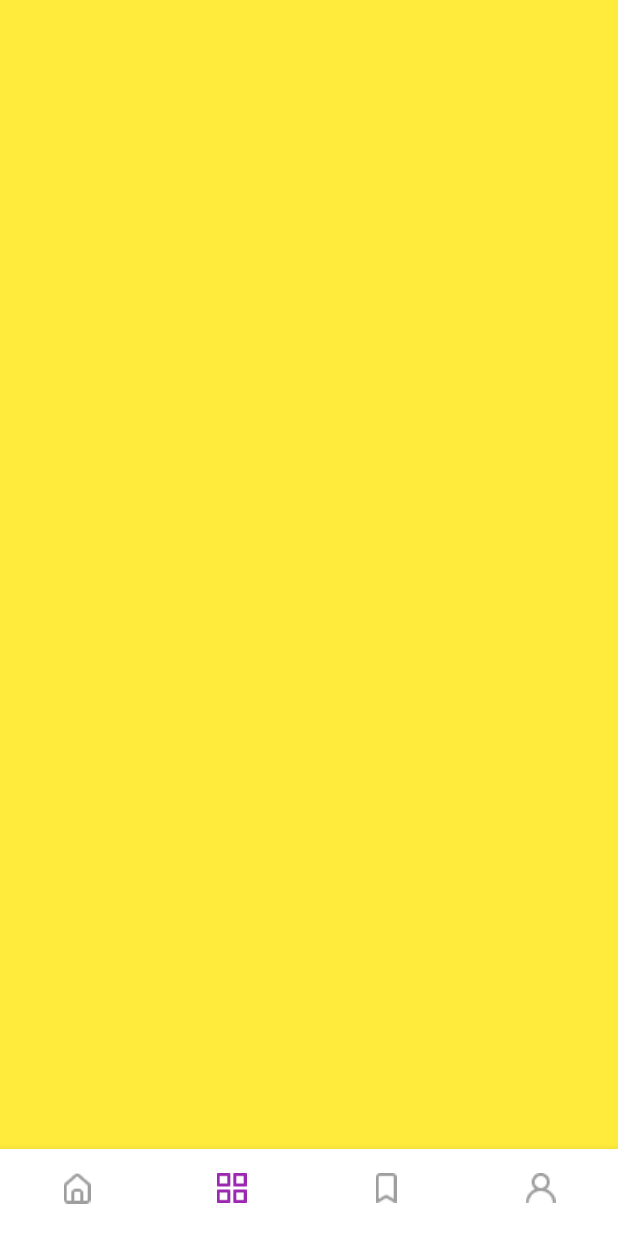
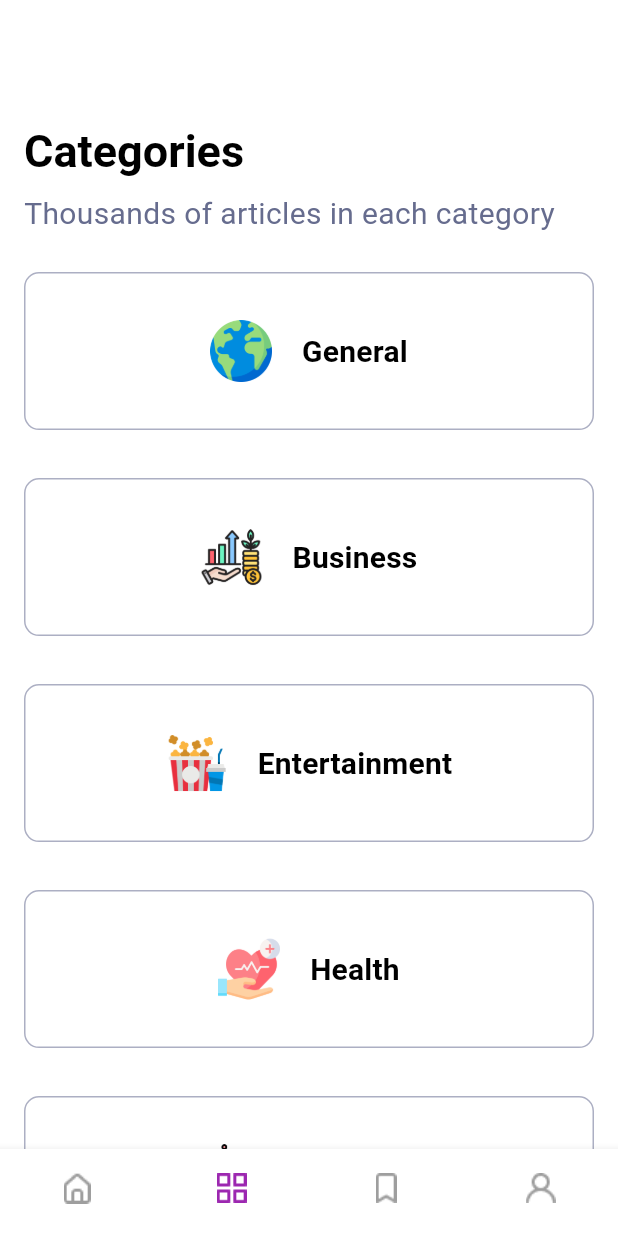
Before and after one commit to abdoelbendary1/News-app, a Flutter app: the screen it shows after launch, item 2 of the bottom bar chosen, on a phone screen of 412 x 824 dp. Run offline on Flutter 3.47's test engine with Material 3 defaults, Android fonts, the phone set to English and light mode, and no system bars; our stand-ins replace cached_network_image, device_preview, sliding_up_panel; network calls fail.

Commit message:
design categories UI

```diff
--- a/news_app/lib/api/api_manager.dart
+++ b/news_app/lib/api/api_manager.dart
@@ -6,9 +6,10 @@ import 'package:news_app/api/news/news.dart';
 import 'package:news_app/api/source_response/source_response.dart';
 
 class ApiManager {
-  static Future<SourceResponse> getSourceData() async {
+  static Future<SourceResponse> getSourceData(String categoryID) async {
     Uri url = Uri.https(ApiConstant.baseUrl, ApiConstant.sourcePath, {
       "apiKey": ApiConstant.apiKey,
+      "category": categoryID,
     });
     try {
       var response = await http.get(url);
--- /dev/null
+++ b/news_app/lib/api/category/categoryDM.dart
@@ -0,0 +1,46 @@
+// ignore_for_file: public_member_api_docs, sort_constructors_first
+class CategoryDM {
+  String id;
+  String name;
+  String imagePath;
+  CategoryDM({
+    required this.id,
+    required this.name,
+    required this.imagePath,
+  });
+
+  /* business entertainment general health science sports technology */
+
+  static List<CategoryDM> getCategories() {
+    return [
+      CategoryDM(
+          id: "general",
+          name: "General",
+          imagePath: "assets/images/categories/general.png"),
+      CategoryDM(
+          id: "business",
+          name: "Business",
+          imagePath: "assets/images/categories/business.png"),
+      CategoryDM(
+          id: "entertainment",
+          name: "Entertainment",
+          imagePath: "assets/images/categories/entertainment.png"),
+      CategoryDM(
+          id: "health",
+          name: "Health",
+          imagePath: "assets/images/categories/health.png"),
+      CategoryDM(
+          id: "science",
+          name: "Science",
+          imagePath: "assets/images/categories/science.png"),
+      CategoryDM(
+          id: "sports",
+          name: "Sports",
+          imagePath: "assets/images/categories/sports.png"),
+      CategoryDM(
+          id: "technology",
+          name: "Technology",
+          imagePath: "assets/images/categories/technology.png"),
+    ];
+  }
+}
--- a/news_app/lib/main.dart
+++ b/news_app/lib/main.dart
@@ -24,7 +24,7 @@ class MyApp extends StatelessWidget {
       initialRoute: HomeScreen.routeName,
       routes: {
         HomeScreen.routeName: (context) => HomeScreen(),
-        CategoryDetails.routeName: (context) => CategoryDetails(),
+        /*  CategoryDetails.routeName: (context) => CategoryDetails(), */
         NewsItemScreen.routeName: (context) => NewsItemScreen(),
       },
     );
--- a/news_app/lib/screens/category/category_details.dart
+++ b/news_app/lib/screens/category/category_details.dart
@@ -1,11 +1,16 @@
-import 'package:flutter/material.dart';
+/* import 'package:flutter/material.dart';
 import 'package:news_app/api/api_manager.dart';
+import 'package:news_app/api/category/categoryDM.dart';
 import 'package:news_app/appThem.dart';
 import 'package:news_app/screens/category/categoryTab.dart';
 
+// ignore: must_be_immutable
 class CategoryDetails extends StatefulWidget {
-  const CategoryDetails({super.key});
+  CategoryDetails({
+    super.key,
+  });
   static const String routeName = "categoryScreen";
+  late CategoryDM category;
 
   @override
   State<CategoryDetails> createState() => _CategoryDetailsState();
@@ -20,11 +25,11 @@ class _CategoryDetailsState extends State<CategoryDetails> {
         title: const Text("News App"),
       ),
       body: FutureBuilder(
-        future: ApiManager.getSourceData(),
+        future: ApiManager.getSourceData(widget.category.id),
         builder: (context, snapshot) {
           var sourcesList = snapshot.data?.sources ?? [];
           if (snapshot.connectionState == ConnectionState.waiting) {
-            return Center(
+            return const Center(
               child: CircularProgressIndicator(
                 color: AppTheme.darkGreen,
               ),
@@ -35,7 +40,7 @@ class _CategoryDetailsState extends State<CategoryDetails> {
                 const Text("something went wrong"),
                 ElevatedButton(
                     onPressed: () {
-                      ApiManager.getSourceData();
+                      ApiManager.getSourceData(widget.category.id);
                       setState(() {});
                     },
                     child: const Text("try again")),
@@ -48,7 +53,7 @@ class _CategoryDetailsState extends State<CategoryDetails> {
                 const Text("something went wrong"),
                 ElevatedButton(
                     onPressed: () {
-                      ApiManager.getSourceData();
+                      ApiManager.getSourceData(widget.category.id);
                       setState(() {});
                     },
                     child: const Text("try again")),
@@ -63,3 +68,4 @@ class _CategoryDetailsState extends State<CategoryDetails> {
     );
   }
 }
+ */
--- a/news_app/lib/screens/category/news_widget.dart
+++ b/news_app/lib/screens/category/news_widget.dart
@@ -55,7 +55,7 @@ class _NewsWidgetState extends State<NewsWidget> {
         }
         var newsList = snapshot.data?.articles ?? [];
         return ListView.builder(
-          itemCount: 10,
+          itemCount: newsList.length,
           itemBuilder: (context, index) {
             return Padding(
                 padding: const EdgeInsets.all(8.0),
--- a/news_app/lib/screens/homeScreen.dart
+++ b/news_app/lib/screens/homeScreen.dart
@@ -1,4 +1,5 @@
 import 'package:flutter/material.dart';
+import 'package:news_app/api/category/categoryDM.dart';
 import 'package:news_app/appThem.dart';
 import 'package:news_app/screens/category/category_details.dart';
 import 'package:news_app/tabs/categoryTab/cateogryTab.dart';
@@ -10,21 +11,39 @@ class HomeScreen extends StatefulWidget {
   HomeScreen({super.key});
   static const String routeName = "homeScreen";
 
+  CategoryDM? selectedCategory;
+
+
   @override
   State<HomeScreen> createState() => _HomeScreenState();
 }
 
 class _HomeScreenState extends State<HomeScreen> {
-  List<Widget> tabs = [
-    HomeTab(),
-    CategoryTab(),
-    SavedTab(),
-    UserTab(),
-  ];
-
+  late List<Widget> tabs;
   int selectedIndex = 0;
 
   String iconPath = "assets/images/icons/";
+  @override
+  void initState() {
+    super.initState();
+    CategoryDM generalCategory = CategoryDM(
+        id: "general",
+        name: "General",
+        imagePath: "assets/images/categories/general.png");
+    if (widget.selectedCategory == null) {
+      widget.selectedCategory = generalCategory;
+    }
+    tabs = [
+      HomeTab(
+        category: widget.selectedCategory!,
+      ),
+      CategoryTab(
+        onCategoryClick: openNewsByCategory,
+      ),
+      SavedTab(),
+      UserTab(),
+    ];
+  }
 
   @override
   Widget build(BuildContext context) {
@@ -66,4 +85,12 @@ class _HomeScreenState extends State<HomeScreen> {
       body: tabs[selectedIndex],
     );
   }
+
+//TODO Update category
+  void openNewsByCategory(CategoryDM newSelectedCategory) {
+    widget.selectedCategory = newSelectedCategory;
+    selectedIndex = 0;
+    setState(() {});
+    print(widget.selectedCategory!.id);
+  }
 }
--- /dev/null
+++ b/news_app/lib/tabs/categoryTab/categoryItem.dart
@@ -0,0 +1,40 @@
+import 'package:flutter/material.dart';
+import 'package:news_app/api/category/categoryDM.dart';
+import 'package:news_app/appThem.dart';
+
+class CategoryItem extends StatelessWidget {
+  CategoryItem({super.key, required this.category});
+  CategoryDM category;
+
+  @override
+  Widget build(BuildContext context) {
+    var screenHeight = MediaQuery.of(context).size.height;
+    var screenWidth = MediaQuery.of(context).size.width;
+    return Container(
+      decoration: BoxDecoration(
+          color: Colors.transparent,
+          borderRadius: BorderRadius.circular(10),
+          border: Border.all(
+            color: AppTheme.greyLight,
+            width: 1,
+          )),
+      child: Row(
+        mainAxisAlignment: MainAxisAlignment.center,
+        children: [
+          Container(
+            height: screenHeight * 0.1,
+            width: screenWidth * 0.1,
+            child: Image.asset(category.imagePath),
+          ),
+          SizedBox(
+            width: 20,
+          ),
+          Text(
+            category.name,
+            style: Theme.of(context).textTheme.titleMedium,
+          )
+        ],
+      ),
+    );
+  }
+}
--- a/news_app/lib/tabs/categoryTab/cateogryTab.dart
+++ b/news_app/lib/tabs/categoryTab/cateogryTab.dart
@@ -1,12 +1,70 @@
 import 'package:flutter/material.dart';
+import 'package:flutter/widgets.dart';
+import 'package:news_app/api/category/categoryDM.dart';
+import 'package:news_app/appThem.dart';
+import 'package:news_app/tabs/categoryTab/categoryItem.dart';
 
 class CategoryTab extends StatelessWidget {
-  const CategoryTab({super.key});
+  CategoryTab({super.key, required this.onCategoryClick});
+  List<CategoryDM> categoryList = CategoryDM.getCategories();
+  Function(CategoryDM) onCategoryClick;
 
   @override
   Widget build(BuildContext context) {
+    var screenHeight = MediaQuery.of(context).size.height;
+    var screenWidth = MediaQuery.of(context).size.width;
     return Container(
-      color: Colors.yellow,
+      width: screenWidth,
+      height: screenHeight,
+      decoration: const BoxDecoration(color: AppTheme.whiteColor),
+      child: Column(
+        crossAxisAlignment: CrossAxisAlignment.stretch,
+        children: [
+          SizedBox(
+            height: MediaQuery.of(context).size.height * 0.1,
+          ),
+          Padding(
+            padding: const EdgeInsets.symmetric(horizontal: 16),
+            child: Text(
+              "Categories",
+              style: Theme.of(context).textTheme.titleLarge,
+            ),
+          ),
+          Padding(
+            padding: const EdgeInsets.symmetric(horizontal: 16, vertical: 8.0),
+            child: Text(
+              "Thousands of articles in each category",
+              style: Theme.of(context)
+                  .textTheme
+                  .bodyMedium!
+                  .copyWith(color: AppTheme.greyDarker),
+            ),
+          ),
+          Expanded(
+            child: GridView.builder(
+              gridDelegate: const SliverGridDelegateWithFixedCrossAxisCount(
+                  crossAxisCount: 1,
+                  crossAxisSpacing: 2,
+                  mainAxisSpacing: 0,
+                  childAspectRatio: 3),
+              itemCount: 7,
+              itemBuilder: (context, index) {
+                return Padding(
+                  padding: const EdgeInsets.all(16),
+                  child: GestureDetector(
+                    onTap: () {
+                      onCategoryClick(categoryList[index]);
+                    },
+                    child: CategoryItem(
+                      category: categoryList[index],
+                    ),
+                  ),
+                );
+              },
+            ),
+          )
+        ],
+      ),
     );
   }
 }
--- a/news_app/lib/tabs/homeTab/homeTab.dart
+++ b/news_app/lib/tabs/homeTab/homeTab.dart
@@ -1,13 +1,14 @@
 import 'package:flutter/material.dart';
 import 'package:flutter/widgets.dart';
 import 'package:news_app/api/api_manager.dart';
+import 'package:news_app/api/category/categoryDM.dart';
 import 'package:news_app/appThem.dart';
 import 'package:news_app/screens/category/categoryTab.dart';
 import 'package:news_app/tabs/homeTab/customTextFormField.dart';
 
 class HomeTab extends StatefulWidget {
-  HomeTab({super.key});
-
+  HomeTab({super.key, required this.category});
+  CategoryDM category;
   @override
   State<HomeTab> createState() => _HomeTabState();
 }
@@ -65,7 +66,7 @@ class _HomeTabState extends State<HomeTab> {
           ),
           Expanded(
             child: FutureBuilder(
-              future: ApiManager.getSourceData(),
+              future: ApiManager.getSourceData(widget.category.id),
               builder: (context, snapshot) {
                 var sourcesList = snapshot.data?.sources ?? [];
                 if (snapshot.connectionState == ConnectionState.waiting) {
@@ -80,7 +81,7 @@ class _HomeTabState extends State<HomeTab> {
                       const Text("something went wrong"),
                       ElevatedButton(
                           onPressed: () {
-                            ApiManager.getSourceData();
+                            ApiManager.getSourceData(widget.category.id);
 
                             setState(() {});
                           },
@@ -94,7 +95,7 @@ class _HomeTabState extends State<HomeTab> {
                       const Text(""),
                       ElevatedButton(
                           onPressed: () {
-                            ApiManager.getSourceData();
+                            ApiManager.getSourceData(widget.category.id);
                             print("error");
                             setState(() {});
                           },
--- a/news_app/lib/tabs/homeTab/newsItem.dart
+++ b/news_app/lib/tabs/homeTab/newsItem.dart
@@ -1,3 +1,4 @@
+import 'package:cached_network_image/cached_network_image.dart';
 import 'package:flutter/material.dart';
 import 'package:flutter/widgets.dart';
 import 'package:news_app/api/news/article.dart';
@@ -34,13 +35,23 @@ class NewsItem extends StatelessWidget {
             ClipRRect(
               borderRadius: const BorderRadius.only(
                   topLeft: Radius.circular(25), topRight: Radius.circular(25)),
-              child: Image.network(
+              child: CachedNetworkImage(
+                width: width,
+                height: height * 0.6,
+                fit: BoxFit.cover,
+                filterQuality: FilterQuality.high,
+                imageUrl: article.urlToImage ?? "",
+                placeholder: (context, url) =>
+                    Center(child: CircularProgressIndicator()),
+                errorWidget: (context, url, error) => Icon(Icons.error),
+              ),
+              /*   Image.network(
                 article.urlToImage ?? "",
                 width: width,
                 height: height * 0.6,
                 fit: BoxFit.cover,
                 filterQuality: FilterQuality.high,
-              ),
+              ), */
             ),
             Padding(
               padding: const EdgeInsets.only(right: 10, left: 15, top: 15),
--- a/news_app/pubspec.yaml
+++ b/news_app/pubspec.yaml
@@ -33,6 +33,7 @@ dependencies:
   device_preview: ^1.1.0
   http: ^1.2.1
   sliding_up_panel: ^2.0.0+1
+  cached_network_image: ^3.3.1
 
   # The following adds the Cupertino Icons font to your application.
   # Use with the CupertinoIcons class for iOS style icons.
@@ -64,6 +65,7 @@ flutter:
   assets:
      - assets/images/
      - assets/images/icons/
+     - assets/images/categories/
   #   - images/a_dot_ham.jpeg
 
   # An image asset can refer to one or more resolution-specific "variants", see
```
Also changed, not shown: news_app/assets/images/categories/business.png (added), news_app/assets/images/categories/entertainment.png (added), news_app/assets/images/categories/general.png (added), news_app/assets/images/categories/health.png (added), news_app/assets/images/categories/science.png (added), news_app/assets/images/categories/sports.png (added), news_app/assets/images/categories/technology.png (added), news_app/pubspec.lock, 1 other file.
